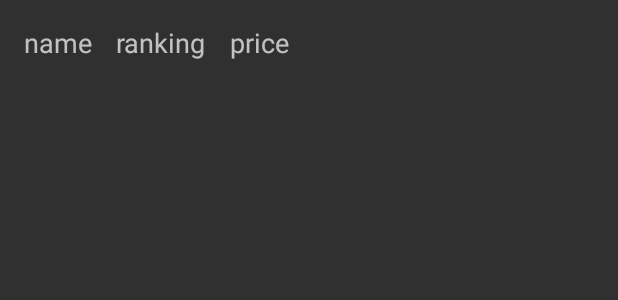
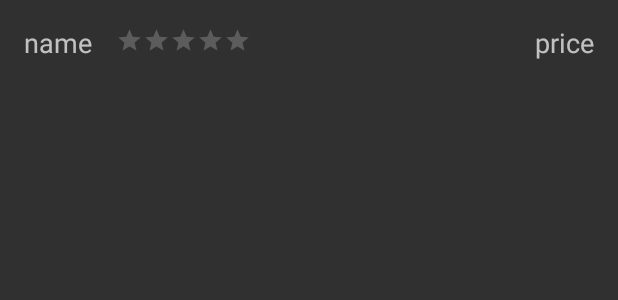
Before and after one commit to Aidesign/ProjectFoodMapping, an Android app: the layout restaurant_food_list_layout.xml on its own in the app's theme, with its tools: preview values and no code run, on a phone screen of 412 x 824 dp. Shown: the top 300 px of the screen. Run offline under Robolectric (Android 15) with nearby library versions, the phone set to English and light mode, and no system bars.

Commit message:
change restaurant food list rating to RatingBar

```diff
--- a/app/src/main/java/com/example/kimmo/projectfoodmapping/RestaurantFoodListAdapter.kt
+++ b/app/src/main/java/com/example/kimmo/projectfoodmapping/RestaurantFoodListAdapter.kt
@@ -4,6 +4,7 @@ import android.support.constraint.ConstraintLayout
 import android.support.v7.widget.RecyclerView
 import android.view.LayoutInflater
 import android.view.ViewGroup
+import android.widget.RatingBar
 import android.widget.TextView
 import java.time.ZoneId
 import java.time.format.DateTimeFormatter
@@ -20,9 +21,9 @@ class RestaurantFoodListAdapter(private val foodDataset: List<Food>) : RecyclerV
 
     override fun onBindViewHolder(holder: RestaurantFoodListViewHolder, position: Int) {
         holder.layout.findViewById<TextView>(R.id.food_name_field).text = foodDataset[position].name
-        holder.layout.findViewById<TextView>(R.id.food_ranking_field).text = foodDataset[position].rating.toString()
         val formatter = DateTimeFormatter.ofPattern("yyyy-MM-dd").withZone(ZoneId.systemDefault())
         holder.layout.findViewById<TextView>(R.id.food_timestamp_field).text = formatter.format(foodDataset[position].timestamp)
+        holder.layout.findViewById<RatingBar>(R.id.food_rating_list_star).rating = foodDataset[position].rating.toFloat()
     }
 
     override fun getItemCount() = foodDataset.size
--- a/app/src/main/res/layout/restaurant_food_list_layout.xml
+++ b/app/src/main/res/layout/restaurant_food_list_layout.xml
@@ -20,21 +20,27 @@
         android:id="@+id/food_timestamp_field"
         android:layout_width="wrap_content"
         android:layout_height="wrap_content"
-        android:layout_marginStart="16dp"
         android:layout_marginTop="16dp"
+        android:layout_marginEnd="16dp"
         android:text="price"
         android:textSize="18sp"
-        app:layout_constraintStart_toEndOf="@+id/food_ranking_field"
+        app:layout_constraintEnd_toEndOf="parent"
         app:layout_constraintTop_toTopOf="parent" />
 
-    <TextView
-        android:id="@+id/food_ranking_field"
-        android:layout_width="wrap_content"
+    <RatingBar
+        android:id="@+id/food_rating_list_star"
+        style="@style/Widget.AppCompat.RatingBar.Indicator"
+        android:layout_width="178dp"
         android:layout_height="wrap_content"
         android:layout_marginStart="16dp"
-        android:layout_marginTop="16dp"
-        android:text="ranking"
-        android:textSize="18sp"
+        android:layout_marginTop="12dp"
+        android:clickable="false"
+        android:isIndicator="true"
+        android:scaleX="0.5"
+        android:scaleY="0.5"
+        android:transformPivotX="0dp"
+        android:translationY="6dp"
         app:layout_constraintStart_toEndOf="@+id/food_name_field"
         app:layout_constraintTop_toTopOf="parent" />
+
 </android.support.constraint.ConstraintLayout>
```
